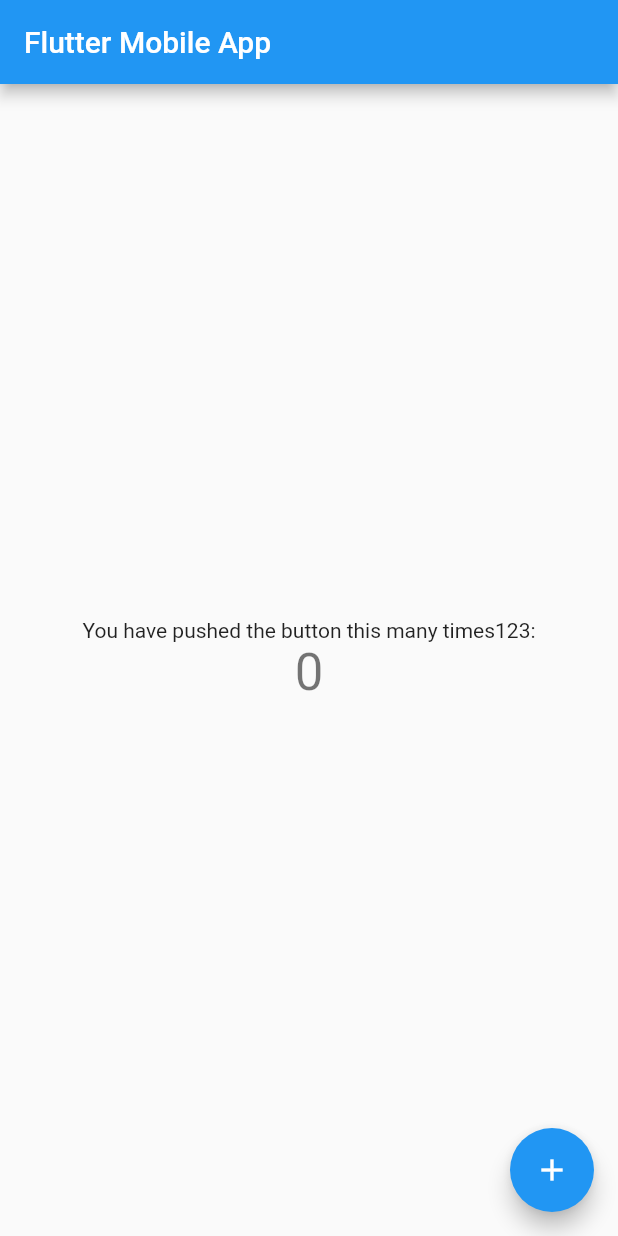
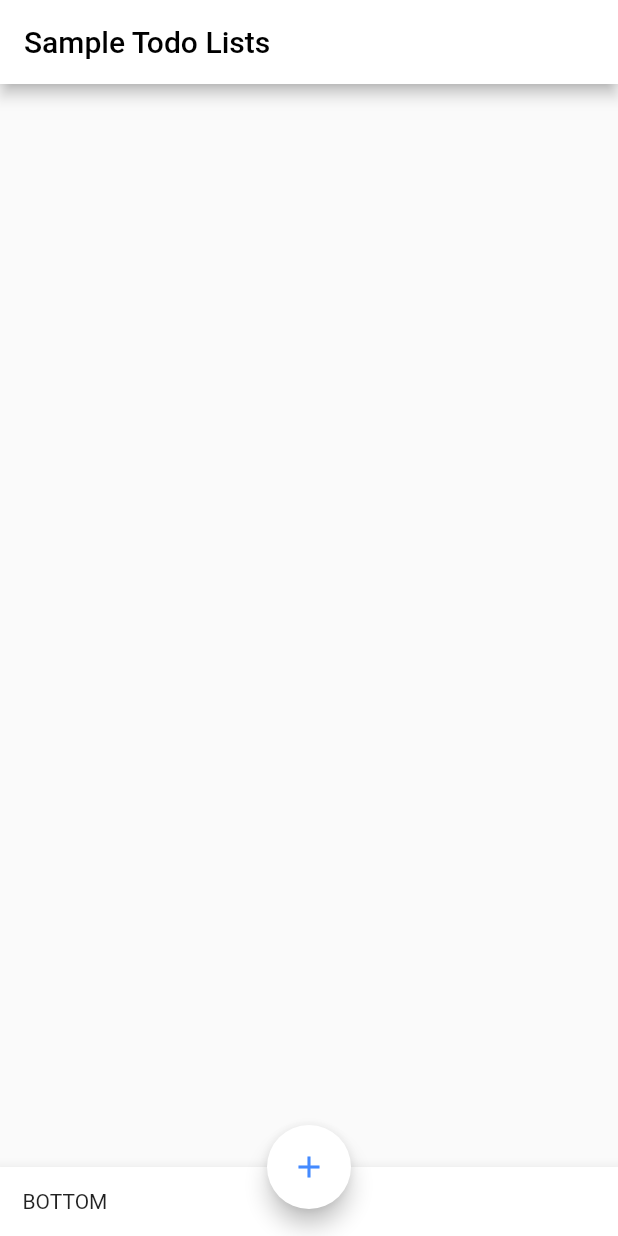
Before and after one commit to Takenari-Yamamoto/react-flutter-golang, a Flutter app: the screen it shows after launch, on a phone screen of 412 x 824 dp. Run offline on Flutter 3.47's test engine with Material 2 defaults, Android fonts, the phone set to English and light mode, and no system bars.

Commit message:
wip: movile fotter

```diff
--- a/flutter_mobile_app/lib/main.dart
+++ b/flutter_mobile_app/lib/main.dart
@@ -10,11 +10,11 @@
   @override
   Widget build(BuildContext context) {
     return MaterialApp(
-      title: 'Flutter Demo',
+      title: 'Sample Todo Lists',
       theme: ThemeData(
         primarySwatch: Colors.blue,
       ),
-      home: const MyHomePage(title: 'Flutter Mobile App'),
+      home: const MyHomePage(title: 'Sample Todo Lists'),
     );
   }
 }
@@ -29,39 +29,31 @@
 }
 
 class _MyHomePageState extends State<MyHomePage> {
-  int _counter = 0;
-
-  void _incrementCounter() {
-    setState(() {
-      _counter++;
-    });
-  }
-
   @override
   Widget build(BuildContext context) {
     return Scaffold(
-      appBar: AppBar(
-        title: Text(widget.title),
-      ),
-      body: Center(
-        child: Column(
-          mainAxisAlignment: MainAxisAlignment.center,
-          children: <Widget>[
-            const Text(
-              'You have pushed the button this many times123:',
-            ),
-            Text(
-              '$_counter',
-              style: Theme.of(context).textTheme.headline4,
-            ),
-          ],
+        appBar: AppBar(
+          title:
+              Text(widget.title, style: const TextStyle(color: Colors.black)),
+          centerTitle: false,
+          backgroundColor: Colors.white,
         ),
-      ),
-      floatingActionButton: FloatingActionButton(
-        onPressed: _incrementCounter,
-        tooltip: 'Increment',
-        child: const Icon(Icons.add),
-      ),
-    );
+        body: Center(
+          child: Column(),
+        ),
+        bottomNavigationBar: const BottomAppBar(
+          color: Colors.white,
+          child: Padding(padding: EdgeInsets.all(15), child: Text('BOTTOM')),
+        ),
+        floatingActionButtonLocation: FloatingActionButtonLocation.centerDocked,
+        floatingActionButton: FloatingActionButton(
+          onPressed: () => print("クリックされました"),
+          tooltip: 'Create',
+          backgroundColor: Colors.white,
+          child: const Icon(
+            Icons.add,
+            color: Colors.blueAccent,
+          ),
+        ));
   }
 }
```
